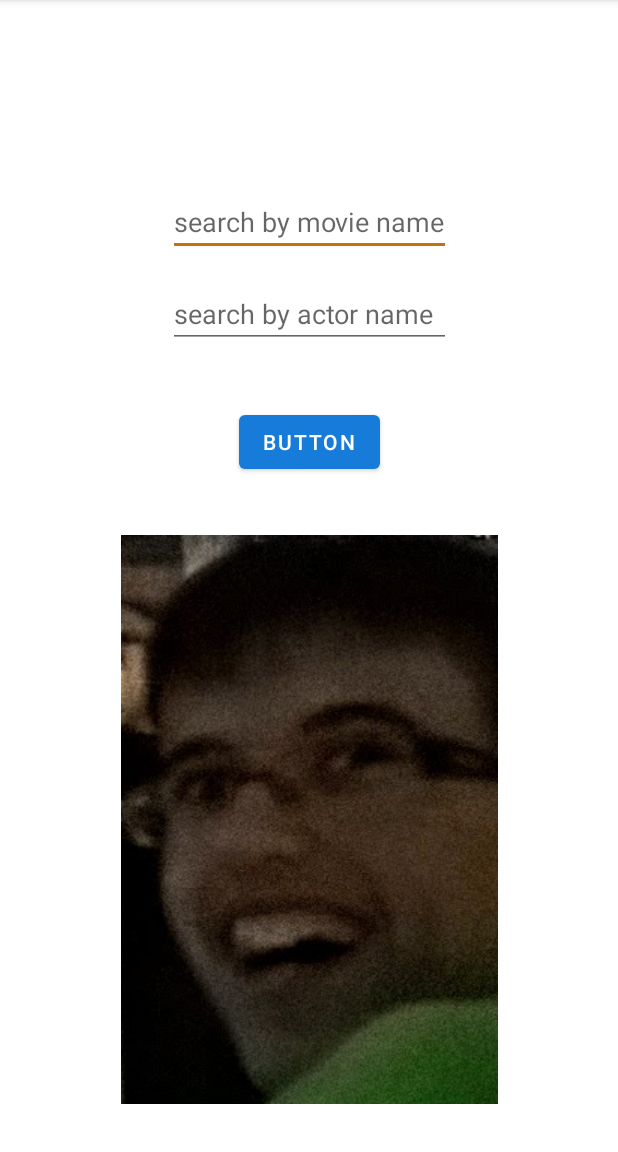
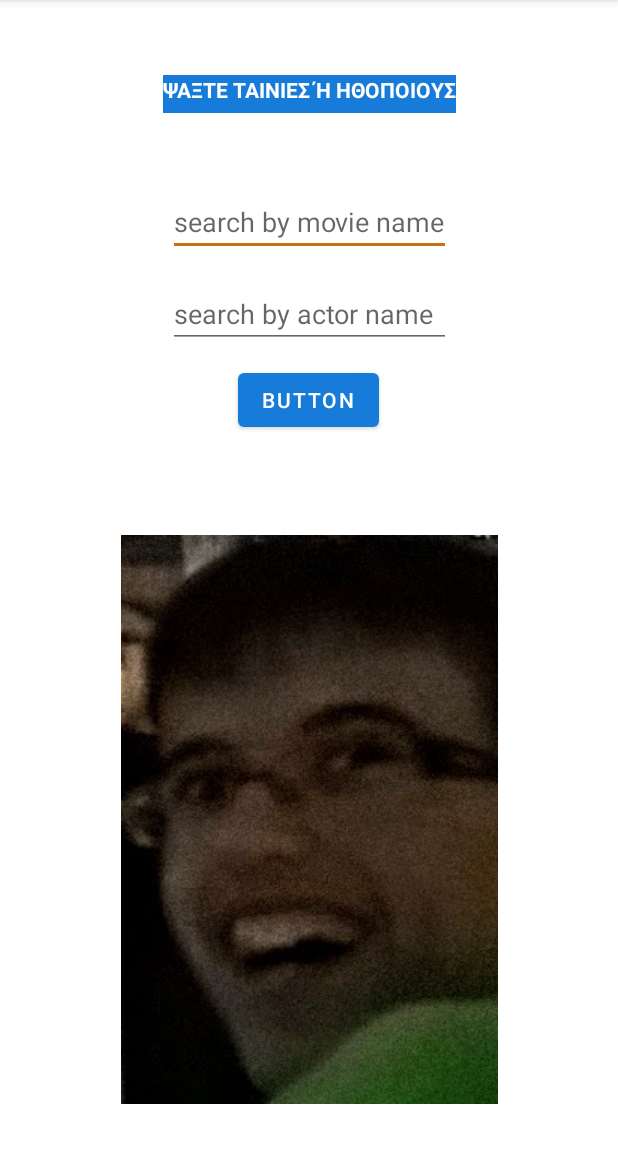
Before and after one commit to jimsam1/GreekMovieList, an Android app: the screen it shows after launch (MainActivity), on a phone screen of 412 x 824 dp, the part 84-1236 px from its top. Run offline under Robolectric (Android 15) with nearby library versions, the phone set to English and light mode, and no system bars.

Commit message:
Updated activity 2

```diff
--- a/app/src/main/res/layout/activity_main.xml
+++ b/app/src/main/res/layout/activity_main.xml
@@ -55,8 +55,24 @@
         android:text="Button"
         app:layout_constraintBottom_toTopOf="@+id/imageView"
         app:layout_constraintEnd_toEndOf="parent"
+        app:layout_constraintHorizontal_bias="0.498"
         app:layout_constraintStart_toStartOf="parent"
-        app:layout_constraintTop_toBottomOf="@+id/linearLayout" />
+        app:layout_constraintTop_toBottomOf="@+id/linearLayout"
+        app:layout_constraintVertical_bias="0.143" />
+
+    <TextView
+        android:id="@+id/textView2"
+        android:layout_width="wrap_content"
+        android:layout_height="25dp"
+        android:background="@color/blue_700"
+        android:text="ΨΑΞΤΕ ΤΑΙΝΙΕΣ Ή ΗΘΟΠΟΙΟΥΣ"
+        android:textColor="#FFFFFF"
+        android:textStyle="bold"
+        app:layout_constraintBottom_toTopOf="@+id/linearLayout"
+        app:layout_constraintEnd_toEndOf="parent"
+        app:layout_constraintStart_toStartOf="parent"
+        app:layout_constraintTop_toTopOf="parent"
+        tools:ignore="MissingConstraints" />
 
 
 </androidx.constraintlayout.widget.ConstraintLayout>
```
Also changed, not shown: app/src/main/res/layout/activity_main2.xml (+25 -0 lines), 1 other file.
